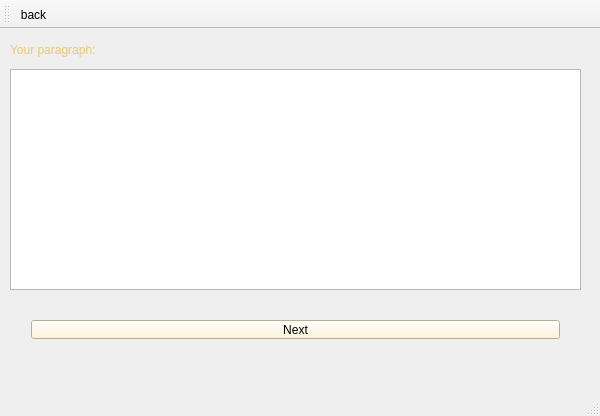
Above: DisplayTextPage.ui from Rrr3rrr2004/Word-Frequency-Count before the change. Below: the same form after it.
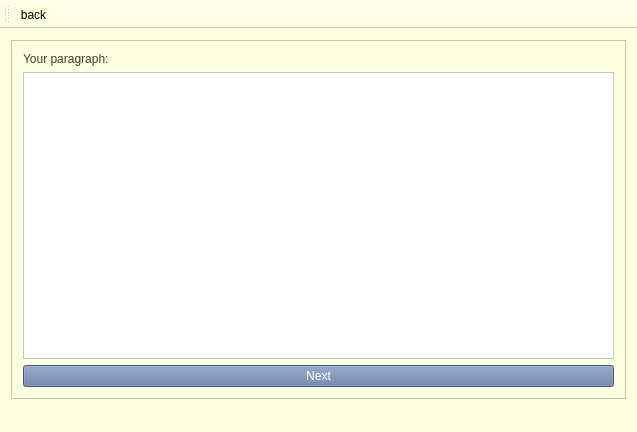
That is the form after the change. Icons and pictures are not drawn.

What changed in the file:
```diff
--- a/DisplayTextPage.ui
+++ b/DisplayTextPage.ui
@@ -6,42 +6,51 @@
    <rect>
     <x>0</x>
     <y>0</y>
-    <width>600</width>
-    <height>416</height>
+    <width>637</width>
+    <height>432</height>
    </rect>
   </property>
   <property name="windowTitle">
    <string>DisplayTextPage</string>
   </property>
+  <property name="styleSheet">
+   <string notr="true">background-color: rgb(252, 255, 224);</string>
+  </property>
   <widget class="QWidget" name="centralWidget">
-   <widget class="QLabel" name="title">
-    <property name="geometry">
-     <rect>
-      <x>10</x>
-      <y>0</y>
-      <width>201</width>
-      <height>41</height>
-     </rect>
-    </property>
+   <layout class="QGridLayout" name="gridLayout_2">
+    <item row="0" column="0">
+     <widget class="QFrame" name="frame">
+      <property name="frameShape">
+       <enum>QFrame::Shape::StyledPanel</enum>
+      </property>
+      <property name="frameShadow">
+       <enum>QFrame::Shadow::Raised</enum>
+      </property>
+      <layout class="QGridLayout" name="gridLayout">
+       <item row="1" column="0">
+        <widget class="QTextEdit" name="display">
     <property name="styleSheet">
      <string notr="true">font: 700 12pt &quot;Times New Roman&quot;;
-color: rgb(232, 200, 114);</string>
+color: rgb(99, 122, 159);
+background-color: rgb(255, 255, 255);</string>
+         </property>
+         <property name="readOnly">
+          <bool>true</bool>
+         </property>
+        </widget>
+       </item>
+       <item row="0" column="0">
+        <widget class="QLabel" name="title">
+         <property name="styleSheet">
+          <string notr="true">font: 700 15pt &quot;Times New Roman&quot;;
+color: rgb(73, 57, 44);</string>
     </property>
     <property name="text">
      <string>Your paragraph:</string>
     </property>
    </widget>
-   <widget class="QWidget" name="verticalLayoutWidget">
-    <property name="geometry">
-     <rect>
-      <x>20</x>
-      <y>280</y>
-      <width>551</width>
-      <height>41</height>
-     </rect>
-    </property>
-    <layout class="QVBoxLayout" name="verticalLayout">
-     <item>
+       </item>
+       <item row="2" column="0">
       <widget class="QPushButton" name="next">
        <property name="sizePolicy">
         <sizepolicy hsizetype="Minimum" vsizetype="Preferred">
@@ -50,8 +59,9 @@
         </sizepolicy>
        </property>
        <property name="styleSheet">
-        <string notr="true">background-color: rgb(255, 243, 207);
-font: 700 10pt &quot;Times New Roman&quot;;</string>
+          <string notr="true">font: 700 15pt &quot;Traditional Arabic&quot;;
+background-color: rgb(99, 122, 159);
+color: rgb(255, 255, 255);</string>
        </property>
        <property name="text">
         <string>Next</string>
@@ -60,19 +70,8 @@
      </item>
     </layout>
    </widget>
-   <widget class="QTextEdit" name="display">
-    <property name="geometry">
-     <rect>
-      <x>10</x>
-      <y>40</y>
-      <width>571</width>
-      <height>221</height>
-     </rect>
-    </property>
-    <property name="readOnly">
-     <bool>true</bool>
-    </property>
-   </widget>
+    </item>
+   </layout>
   </widget>
   <widget class="QToolBar" name="mainToolBar">
    <attribute name="toolBarArea">
```
Left out of the diff: 3 changed lines with no effect on the pictures. Lines whose indentation alone changed are shown as unchanged.
